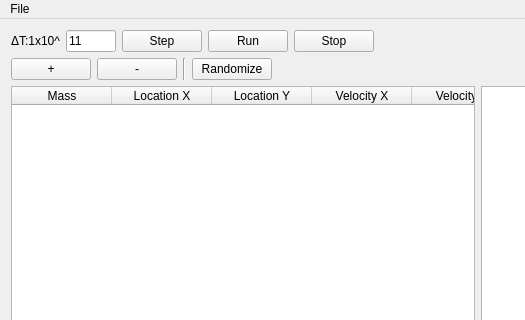
Old version of the form source/ObjectSelector/mainwindow.ui in the repository CDavantzis/GravitySimulator; both pictures show x 0 to 525 and y 0 to 320 of the 955 by 727 pixel window.
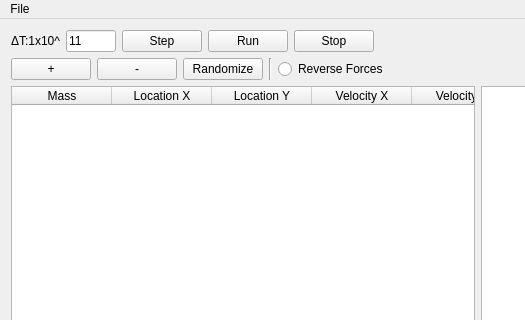
New version of the form. Custom widgets are drawn as their Qt base class.

Patch:
```diff
--- a/source/ObjectSelector/mainwindow.ui
+++ b/source/ObjectSelector/mainwindow.ui
@@ -136,6 +136,13 @@
           </property>
          </widget>
         </item>
+        <item>
+         <widget class="QPushButton" name="pushButton_randomize">
+          <property name="text">
+           <string>Randomize</string>
+          </property>
+         </widget>
+        </item>
         <item>
          <widget class="Line" name="line">
           <property name="orientation">
@@ -144,9 +151,9 @@
          </widget>
         </item>
         <item>
-         <widget class="QPushButton" name="pushButton_randomize">
+         <widget class="QRadioButton" name="radioButton_reverse_forces">
           <property name="text">
-           <string>Randomize</string>
+           <string>Reverse Forces</string>
           </property>
          </widget>
         </item>
```
